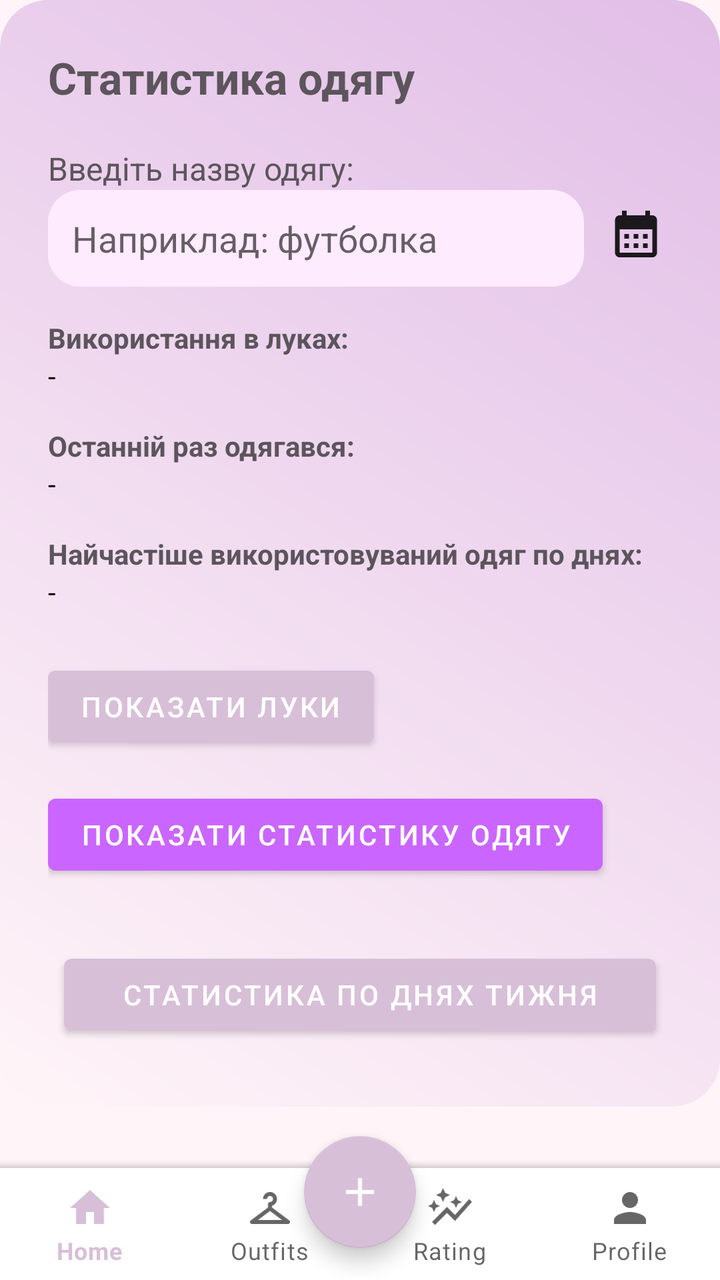
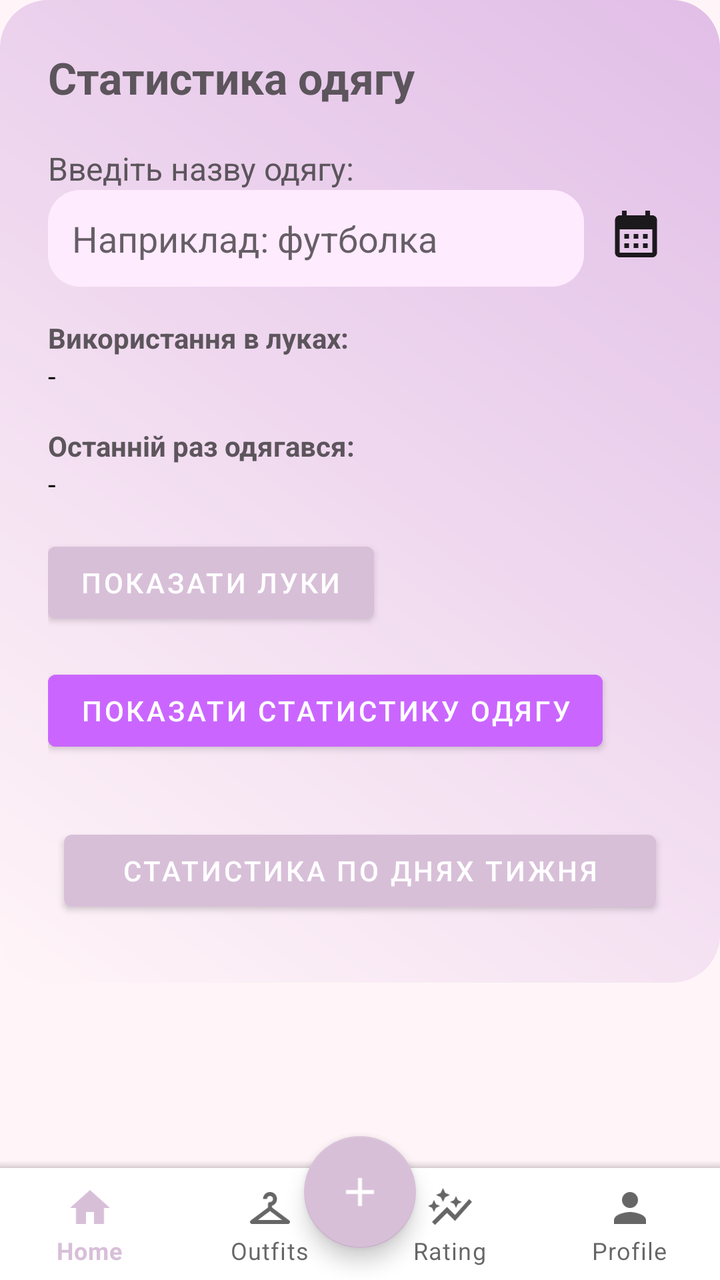

The first picture is an Android layout as it rendered before a commit; the second is the same layout after the commit. The layout source and the unified diff follow.
<!-- AndroidManifest.xml: application theme Theme.CreateWardrobe -->
<!-- res/layout/activity_rating.xml -->
<?xml version="1.0" encoding="utf-8"?>
<androidx.constraintlayout.widget.ConstraintLayout xmlns:android="http://schemas.android.com/apk/res/android"
    xmlns:app="http://schemas.android.com/apk/res-auto"
    xmlns:tools="http://schemas.android.com/tools"
    android:id="@+id/main"
    android:layout_width="match_parent"
    android:layout_height="match_parent"
    android:background="@color/pink_light"
    tools:context=".Rating">

    <ScrollView
        android:id="@+id/scrollView2"
        android:layout_width="0dp"
        android:layout_height="0dp"
        app:layout_constraintTop_toTopOf="parent"
        app:layout_constraintBottom_toTopOf="@+id/bottom_app_bar"
        app:layout_constraintStart_toStartOf="parent"
        app:layout_constraintEnd_toEndOf="parent">

        <LinearLayout
            android:layout_width="match_parent"
            android:layout_height="wrap_content"
            android:orientation="vertical"
            android:padding="24dp"
            android:background="@drawable/rounded_pink_box">

            <TextView
                android:layout_width="wrap_content"
                android:layout_height="wrap_content"
                android:text="Статистика одягу"
                android:textSize="22sp"
                android:textStyle="bold"
                android:textColor="@color/pink_dark"
                android:layout_marginBottom="20dp" />

            <TextView
                android:layout_width="wrap_content"
                android:layout_height="wrap_content"
                android:text="Введіть назву одягу:"
                android:textSize="16sp"
                android:textColor="@color/pink_dark" />

            <LinearLayout
                android:layout_width="match_parent"
                android:layout_height="wrap_content"
                android:orientation="horizontal"
                android:layout_marginBottom="16dp">

                <AutoCompleteTextView
                    android:id="@+id/editTextItemId"
                    android:layout_width="0dp"
                    android:layout_height="wrap_content"
                    android:layout_weight="1"
                    android:hint="Наприклад: футболка"
                    android:minHeight="48dp"
                    android:background="@drawable/rounded_edittext"
                    android:paddingStart="12dp"
                    android:paddingTop="12dp"
                    android:paddingBottom="12dp"
                    android:textColor="@color/black"
                    android:completionThreshold="1"
                    android:layout_marginEnd="8dp" />

                <ImageView
                    android:id="@+id/categoryCalendarIcon"
                    android:layout_width="36dp"
                    android:layout_height="36dp"
                    android:background="@android:color/transparent"
                    android:clickable="true"
                    android:focusable="true"
                    android:padding="4dp"
                    android:src="@drawable/baseline_calendar_month_24"
                    android:layout_marginTop="4dp" tools:ignore="SpeakableTextPresentCheck,TouchTargetSizeCheck" />

            </LinearLayout>

            <TextView
                android:layout_width="wrap_content"
                android:layout_height="wrap_content"
                android:text="Використання в луках:"
                android:textStyle="bold"
                android:textColor="@color/pink_dark" />

            <TextView
                android:id="@+id/textViewItemLooks"
                android:layout_width="wrap_content"
                android:layout_height="wrap_content"
                android:text="-"
                android:layout_marginBottom="16dp"
                android:textColor="@color/black" />

            <TextView
                android:layout_width="wrap_content"
                android:layout_height="wrap_content"
                android:text="Останній раз одягався:"
                android:textStyle="bold"
                android:textColor="@color/pink_dark" />

            <TextView
                android:id="@+id/textViewLastWornDate"
                android:layout_width="wrap_content"
                android:layout_height="wrap_content"
                android:text="-"
                android:layout_marginBottom="16dp"
                android:textColor="@color/black" />

            <TextView
                android:layout_width="wrap_content"
                android:layout_height="wrap_content"
                android:text="Найчастіше використовуваний одяг по днях:"
                android:textStyle="bold"
                android:textColor="@color/pink_dark" />

            <TextView
                android:id="@+id/textViewMostUsedByDay"
                android:layout_width="wrap_content"
                android:layout_height="wrap_content"
                android:text="-"
                android:layout_marginBottom="24dp"
                android:textColor="@color/black" />

            <Button
                android:id="@+id/buttonShowOutfitUsage"
                android:layout_width="wrap_content"
                android:layout_height="wrap_content"
                android:text="Показати луки"
                android:backgroundTint="@color/pink"
                android:textColor="@android:color/white"
                android:layout_marginBottom="16dp" />

            <Button
                android:id="@+id/buttonShowItemStats"
                android:layout_width="wrap_content"
                android:layout_height="wrap_content"
                android:text="Показати статистику одягу"
                android:backgroundTint="@color/pink_accent"
                android:textColor="@android:color/white"
                android:layout_marginBottom="24dp" />
            <Button
                android:id="@+id/btnWeeklyStats"
                android:layout_width="match_parent"
                android:layout_height="wrap_content"
                android:text="Статистика по днях тижня"
                android:layout_margin="8dp"/>

            <LinearLayout
                android:id="@+id/chartContainer"
                android:layout_width="match_parent"
                android:layout_height="wrap_content"
                android:orientation="vertical" />

        </LinearLayout>
    </ScrollView>

    <com.google.android.material.floatingactionbutton.FloatingActionButton
        android:id="@+id/fab"
        android:layout_width="wrap_content"
        android:layout_height="wrap_content"
        android:layout_margin="16dp"
        android:clickable="true"
        android:focusable="true"
        app:backgroundTint="@color/pink"
        app:layout_anchor="@id/bottom_app_bar"
        app:layout_anchorGravity="center"
        app:layout_constraintBottom_toBottomOf="parent"
        app:layout_constraintEnd_toEndOf="parent"
        app:layout_constraintStart_toStartOf="parent"
        app:srcCompat="@drawable/baseline_add_24"
        app:tint="@color/white"
        tools:ignore="SpeakableTextPresentCheck" />

    <com.google.android.material.bottomappbar.BottomAppBar

        android:id="@+id/bottom_app_bar"
        android:layout_width="match_parent"
        android:layout_height="wrap_content"
        android:background="@color/white"
        app:contentInsetEnd="0dp"
        app:contentInsetStart="0dp"
        app:fabCradleMargin="10dp"
        app:fabCradleRoundedCornerRadius="50dp"
        app:layout_constraintBottom_toBottomOf="parent"
        app:layout_constraintEnd_toEndOf="parent"
        app:layout_constraintStart_toStartOf="parent"
        tools:ignore="BottomAppBar">

        <com.google.android.material.bottomnavigation.BottomNavigationView
            android:id="@+id/bottom_navigation"
            android:layout_width="match_parent"
            android:layout_height="wrap_content"
            android:background="@android:color/white"
            app:itemRippleColor="@android:color/transparent"
            app:labelVisibilityMode="labeled"
            app:menu="@menu/bottom_menu" />
    </com.google.android.material.bottomappbar.BottomAppBar>
</androidx.constraintlayout.widget.ConstraintLayout>
<!-- resources referenced by this layout -->
<resources>
  <color name="black">#FF000000</color>
  <color name="pink">#D8BFD8</color>
  <color name="pink_accent">#ca66ff</color>
  <color name="pink_dark">#5c555c</color>
  <color name="pink_light">#FFF5F8</color>
  <color name="white">#FFFFFFFF</color>
  <!-- drawable baseline_add_24 (drawable) -->
  <vector xmlns:android="http://schemas.android.com/apk/res/android" android:height="24dp" android:tint="#000000" android:viewportHeight="24" android:viewportWidth="24" android:width="24dp">
        
      <path android:fillColor="@android:color/white" android:pathData="M19,13h-6v6h-2v-6H5v-2h6V5h2v6h6v2z"/>
      
  </vector>
  <!-- drawable baseline_calendar_month_24 (drawable) -->
  <vector xmlns:android="http://schemas.android.com/apk/res/android" android:alpha="0.88" android:height="24dp" android:tint="#000000" android:viewportHeight="24" android:viewportWidth="24" android:width="24dp">
  
      <path android:fillColor="@android:color/white" android:pathData="M19,4h-1V2h-2v2H8V2H6v2H5C3.89,4 3.01,4.9 3.01,6L3,20c0,1.1 0.89,2 2,2h14c1.1,0 2,-0.9 2,-2V6C21,4.9 20.1,4 19,4zM19,20H5V10h14V20zM9,14H7v-2h2V14zM13,14h-2v-2h2V14zM17,14h-2v-2h2V14zM9,18H7v-2h2V18zM13,18h-2v-2h2V18zM17,18h-2v-2h2V18z"/>
  
  </vector>
  <!-- drawable rounded_edittext (drawable) -->
  <shape xmlns:android="http://schemas.android.com/apk/res/android"
      android:shape="rectangle">
      <solid android:color="@color/peach" />
      <corners android:radius="16dp" />
      <padding android:left="12dp" android:top="12dp" android:right="12dp" android:bottom="12dp" />
  </shape>
  <!-- drawable rounded_pink_box (drawable) -->
  <shape xmlns:android="http://schemas.android.com/apk/res/android"
      android:shape="rectangle">
      <gradient
          android:startColor="@color/pink_light"
          android:endColor="@color/lavender"
          android:angle="45"/>
      <corners android:radius="24dp" />
      <padding android:left="16dp" android:top="16dp" android:right="16dp" android:bottom="16dp" />
  </shape>
  <style name="Theme.CreateWardrobe" parent="Base.Theme.CreateWardrobe" />
  <color name="peach">#ffebfe</color>
  <color name="lavender">#E1BEE7</color>
  <style name="Base.Theme.CreateWardrobe" parent="Theme.MaterialComponents.DayNight.NoActionBar">
          <item name="colorPrimary">@color/pink</item>
          <item name="colorPrimaryVariant">@color/pink</item>
          <item name="colorOnPrimary">@android:color/white</item>
      </style>
</resources>

<!-- the commit's change to res/layout/activity_rating.xml (unified diff, before → after) -->
@@ -104,20 +104,7 @@
                 android:layout_marginBottom="16dp"
                 android:textColor="@color/black" />
 
-            <TextView
-                android:layout_width="wrap_content"
-                android:layout_height="wrap_content"
-                android:text="Найчастіше використовуваний одяг по днях:"
-                android:textStyle="bold"
-                android:textColor="@color/pink_dark" />
 
-            <TextView
-                android:id="@+id/textViewMostUsedByDay"
-                android:layout_width="wrap_content"
-                android:layout_height="wrap_content"
-                android:text="-"
-                android:layout_marginBottom="24dp"
-                android:textColor="@color/black" />
 
             <Button
                 android:id="@+id/buttonShowOutfitUsage"
